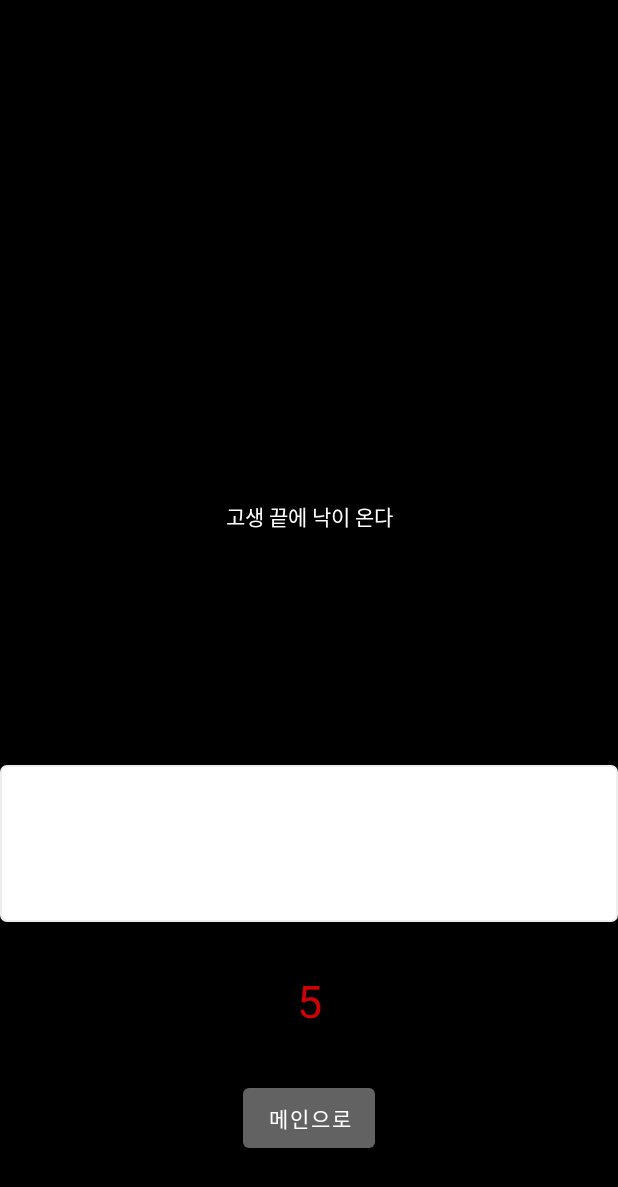
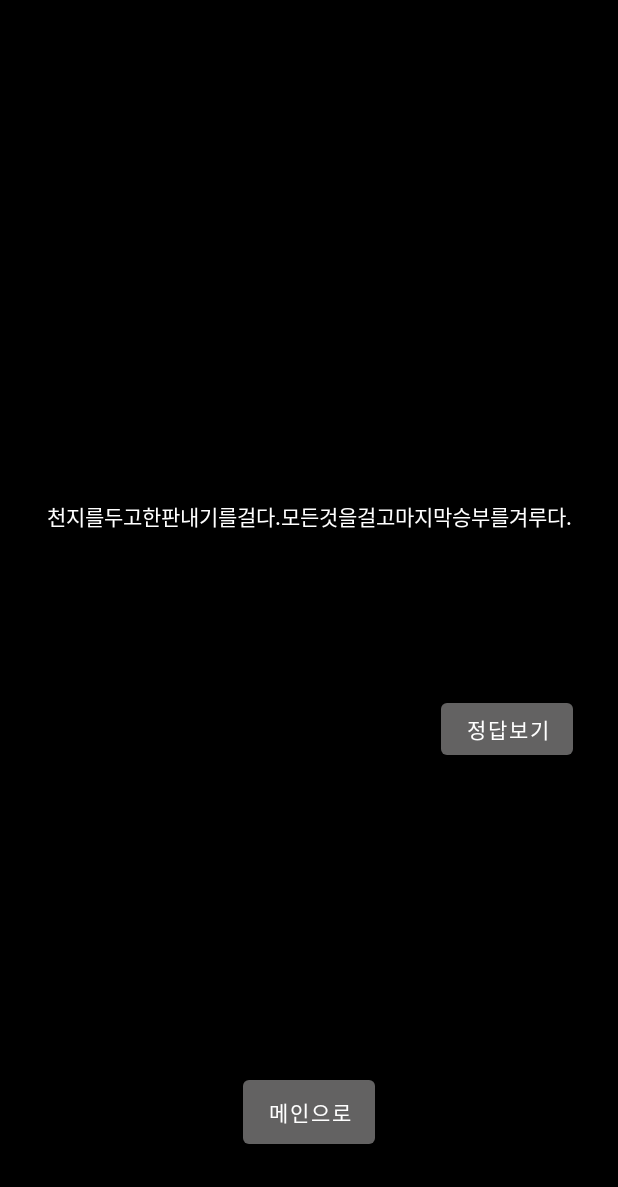
Before and after one commit to KoHyeokJoon/quizMaster, an Android app: the IdiomFriendServiceImpl screen opened directly, with no data from a screen before it, on a phone screen of 412 x 824 dp. Shown: the top 1187 px of the screen. Run offline under Robolectric (Android 15) with nearby library versions, the light colour scheme and no system bars; our stand-ins replace Room's generated code.

Commit message:
사자성어 데이터추가, 화면수정

```diff
--- a/app/src/main/java/com/example/quizmaster/idiom/impl/IdiomFriendServiceImpl.java
+++ b/app/src/main/java/com/example/quizmaster/idiom/impl/IdiomFriendServiceImpl.java
@@ -27,6 +27,7 @@ public class IdiomFriendServiceImpl extends AppCompatActivity implements StartGa
     TextView gameTimeInfo = null;
     TextView idiomAnswer = null;
     Button idiomGiveup = null;
+    Button showAnswerBtn = null;
     QuizList quizList = new QuizList();
     Integer nextIndex;
     Integer stage;
@@ -45,8 +46,9 @@ public class IdiomFriendServiceImpl extends AppCompatActivity implements StartGa
         idiomGiveup = findViewById(R.id.idiomGiveup);
         question = findViewById(R.id.question);
         gameTimeInfo = findViewById(R.id.gameTimeInfo);
+        showAnswerBtn = findViewById(R.id.showAnswerBtn);
 
-        Integer time = Integer.parseInt(gameTimeInfo.getText().toString());
+//        Integer time = Integer.parseInt(gameTimeInfo.getText().toString());
 
         countDownTimer = new CountDownTimer(5000, 1000) {
             public void onTick(long millisUntilFinished) {
@@ -66,7 +68,16 @@ public class IdiomFriendServiceImpl extends AppCompatActivity implements StartGa
 
         start(intent);
 
+        /**************************************************************************
+         * ************************************************************************
+         * Event
+         * ************************************************************************
+         * ************************************************************************
+         */
 
+        /**
+         * 포기
+         */
         idiomGiveup.setOnClickListener(new View.OnClickListener() {
             @Override
             public void onClick(View view) {
@@ -77,6 +88,18 @@ public class IdiomFriendServiceImpl extends AppCompatActivity implements StartGa
                 finish();
             }
         });
+
+        /**
+         * 정답보기
+         */
+        showAnswerBtn.setOnClickListener(new View.OnClickListener() {
+            @Override
+            public void onClick(View view) {
+                countDownTimer.start();
+                idiomAnswer.setText(quizList.getAnswer());
+            }
+        });
+
     }
 
     @Override
@@ -137,7 +160,7 @@ public class IdiomFriendServiceImpl extends AppCompatActivity implements StartGa
 
         }
 
-        countDownTimer.start();
+//        countDownTimer.start();
         try {
             quizList = quizLists.get((nextIndex)); //index 처리를 위함
         } catch (IndexOutOfBoundsException indexOutOfBoundsException) {
@@ -146,7 +169,7 @@ public class IdiomFriendServiceImpl extends AppCompatActivity implements StartGa
         }
 
         question.setText(quizList.getQuestion());
-        idiomAnswer.setText(quizList.getAnswer());
+//        idiomAnswer.setText(quizList.getAnswer());
     }
 
     @Override
--- a/app/src/main/java/com/example/quizmaster/sudo/impl/SudoSingleServiceImpl.java
+++ b/app/src/main/java/com/example/quizmaster/sudo/impl/SudoSingleServiceImpl.java
@@ -155,6 +155,7 @@ public class SudoSingleServiceImpl extends AppCompatActivity implements StartGam
         Intent intent1 = new Intent(getApplicationContext(), SudoSingleServiceImpl.class);
         intent1.putExtra("nextIndex", nextIndex + 1);
         intent1.putExtra("stage", stage + 1);
+        intent1.putExtra("score", this.score);
         startActivity(intent1);
         finish();
     }
--- a/app/src/main/res/layout/activity_idiom_friend.xml
+++ b/app/src/main/res/layout/activity_idiom_friend.xml
@@ -14,11 +14,23 @@
         android:id="@+id/question"
         android:layout_width="match_parent"
         android:layout_height="0dp"
-        android:layout_weight="1"
+        android:layout_weight="0.7"
         android:layout_margin="20dp"
         android:textAlignment="center"
         android:text="question">
     </TextView>
+
+
+    <Button
+        android:id="@+id/showAnswerBtn"
+        android:layout_width="wrap_content"
+        android:layout_height="0dp"
+        android:layout_weight="0.3"
+        android:layout_gravity="right"
+        android:text="정답보기"
+        android:layout_marginRight="30dp">
+
+    </Button>
 
     <LinearLayout
         android:layout_width="match_parent"
@@ -34,11 +46,15 @@
             android:layout_gravity="center"
             android:gravity="center"
             android:textSize="25dp"
-            android:background="@drawable/edit_text_round"></TextView>
+            android:background="@color/black"
+            android:layout_marginLeft="30dp"
+            android:layout_marginRight="30dp"
+            android:layout_marginTop="20dp"
+            android:layout_marginBottom="20dp"></TextView>
         <LinearLayout
             android:layout_width="match_parent"
             android:layout_height="0dp"
-            android:layout_weight="1"
+            android:layout_weight="2"
             android:orientation="horizontal"
             android:layout_gravity="center"
             android:gravity="center">
@@ -50,7 +66,6 @@
                 android:layout_gravity="center"
                 android:layout_weight="1"
                 android:gravity="center"
-                android:text="10"
                 android:textAlignment="center"
                 android:textSize="30dp"
                 android:textColor="@android:color/holo_red_dark"></TextView>
@@ -63,11 +78,11 @@
             android:text="메인으로"
             android:layout_gravity="center"
             android:layout_height="0dp"
-            android:layout_weight="0.5"></Button>
+            android:layout_weight="1"></Button>
         <TextView
             android:layout_width="wrap_content"
             android:layout_height="0dp"
-            android:layout_weight="0.5"></TextView>
+            android:layout_weight="1"></TextView>
     </LinearLayout>
 
 
--- a/app/src/main/res/layout/idiom_info.xml
+++ b/app/src/main/res/layout/idiom_info.xml
@@ -18,7 +18,9 @@
         android:layout_weight="2"
         android:layout_margin="20dp"
         android:textAlignment="center"
-        android:text="규칙\n블라블라~">
+        android:text="* 사람들과 할래요!\n- 시작시 랜덤으로 문제가 나옵니다. 한 사람이 문제를 말하고 정답보기 버튼을 누르면 정답이 화면에 표출되고 5초안에 정답을 말해야 합니다.
+         \n-시간초과시 자동으로 화면이 넘어가고 이어서 문제를 말합니다.
+        \n\n*혼자 할래요!\n-시작시 랜덤으로 문제가 나옵니다. 정답을 입력하여 확인 버튼을 눌러줍니다.\n-확인버튼 클릭 시 자동으로 화면이 넘어가고 이어서 게임을 이어갑니다.">
     </TextView>
     <androidx.constraintlayout.widget.ConstraintLayout
         android:layout_width="match_parent"
--- a/app/src/main/res/layout/views.xml
+++ b/app/src/main/res/layout/views.xml
@@ -66,7 +66,7 @@
     </FrameLayout>
 
     <TextView
-            android:text="CHOICE"
+            android:text="QuizMaster"
             android:layout_width="wrap_content"
             android:layout_height="wrap_content"
             android:id="@+id/textView" app:layout_constraintStart_toStartOf="parent"
--- a/app/src/main/res/values/themes.xml
+++ b/app/src/main/res/values/themes.xml
@@ -9,11 +9,17 @@
         <item name="colorSecondary">@color/teal_200</item>
         <item name="colorSecondaryVariant">@color/teal_700</item>
         <item name="colorOnSecondary">@color/black</item>
+
+
+        <!-- background color -->
         <item name="android:windowBackground">#000000</item>
+
         <!-- Status bar color. -->
         <item name="android:statusBarColor">?attr/colorPrimaryVariant</item>
         <item name="android:textColor">@color/white</item>
+
         <item name="windowNoTitle">true</item>
+
         <!-- Customize your theme here. -->
 
     </style>
```
Also changed, not shown: app/src/main/java/com/example/quizmaster/MainActivity.java (+8 -6 lines), app/src/main/java/com/example/quizmaster/idiom/impl/IdiomSingleServiceImpl.java (+18 -5 lines), app/src/main/res/layout/activity_idiom_single.xml (+6 -2 lines), app/src/main/res/raw/data.txt (+22 -1 lines).
